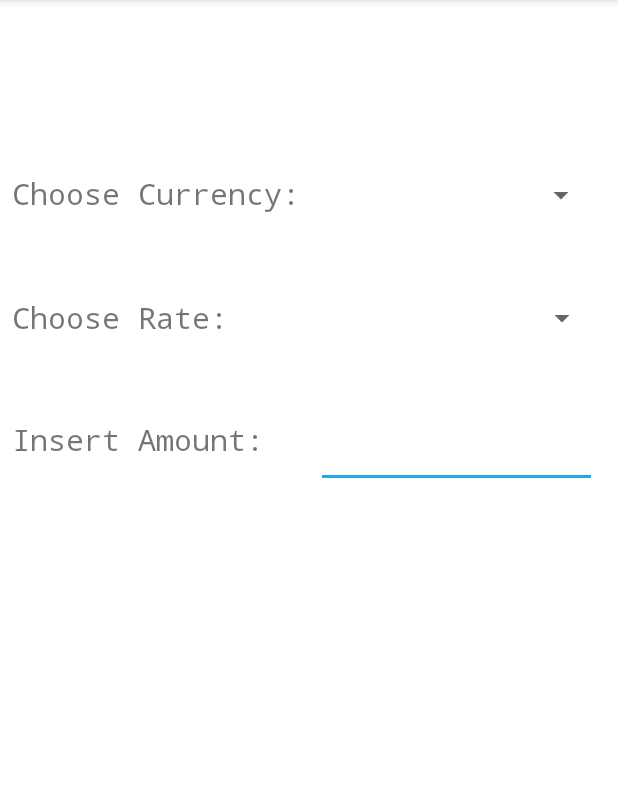
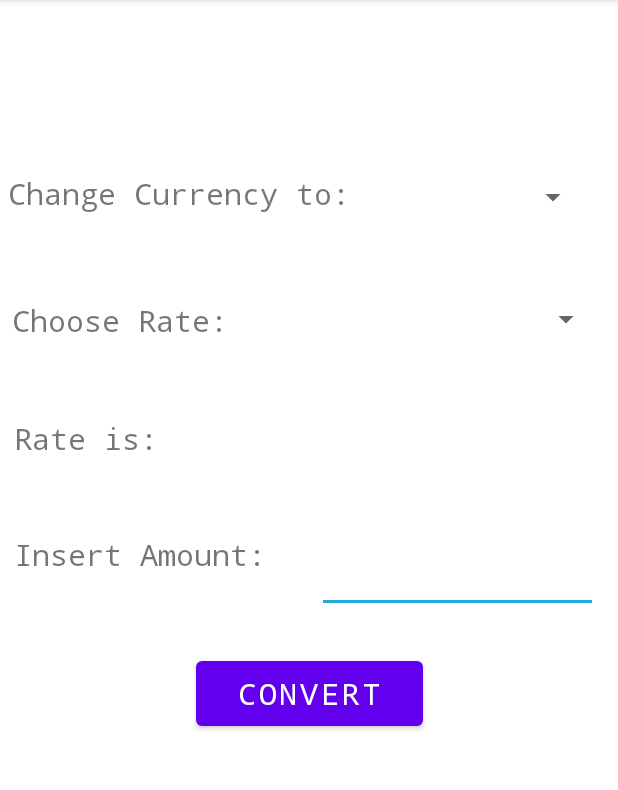
Before and after one commit to MahmoudBasma/intermidiate-Currency-Coverter, an Android app: the screen it shows after launch (MainActivity), on a phone screen of 412 x 824 dp, the part 84-874 px from its top. Run offline under Robolectric (Android 15) with nearby library versions, the phone set to English and light mode, and no system bars.

Commit message:
adding functionalities

```diff
--- a/frontend/app/src/main/java/com/example/currencyconverter/MainActivity.java
+++ b/frontend/app/src/main/java/com/example/currencyconverter/MainActivity.java
@@ -13,8 +13,12 @@ import android.view.View;
 import android.widget.AdapterView;
 import android.widget.AdapterView.OnItemSelectedListener;
 import android.widget.ArrayAdapter;
+import android.widget.Button;
 import android.widget.Spinner;
 import android.widget.SpinnerAdapter;
+import android.widget.Switch;
+import android.widget.TextView;
+import android.widget.Toast;
 
 import org.json.JSONObject;
 
@@ -31,9 +35,10 @@ import java.net.URL;
 public class MainActivity extends AppCompatActivity implements OnItemSelectedListener {
 
     //creating global variables to use
+    int bank = 8000, blackMarketHigh= 25000, blackMarketLow= 24000, official = 1500;
 
 
-
+/*
     class DownloadTask extends AsyncTask<String, Void, String>{
         protected String doInBackground(String... urls){
             String result = "";
@@ -66,10 +71,10 @@ public class MainActivity extends AppCompatActivity implements OnItemSelectedLis
 
             try{
                 JSONObject json = new JSONObject(s);
-                int blackMarketHigh = json.getInt("Black Market rate-high");
-                int blackMarketLow = json.getInt("Black Market rate-low");
-                int bank = json.getInt("Bank rate");
-                int official = json.getInt("Official rate");
+                blackMarketHigh = json.getInt("Black Market rate-high");
+                blackMarketLow = json.getInt("Black Market rate-low");
+                bank = json.getInt("Bank rate");
+                official = json.getInt("Official rate");
                 Log.i("blackMarketHigh", ""+blackMarketHigh);
                 Log.i("blackMarketLow", ""+blackMarketLow);
                 Log.i("bank ", ""+bank );
@@ -130,7 +135,7 @@ public class MainActivity extends AppCompatActivity implements OnItemSelectedLis
             return null;
         }
     }
-
+*/
     @Override
     public boolean onCreateOptionsMenu(Menu menu) {
         MenuInflater inflater = getMenuInflater();
@@ -157,15 +162,16 @@ public class MainActivity extends AppCompatActivity implements OnItemSelectedLis
     protected void onCreate(Bundle savedInstanceState){
         super.onCreate(savedInstanceState);
         setContentView(R.layout.activity_main);
+        //Mahmoud readd your ip address to work it out
+        String url = "http://185.97.92.122/intermidiate%20Currency%20Coverter/backend/APIs/rate_api.php";
+        //DownloadTask task = new DownloadTask();
+      //  task.execute(url);
 
-        String url = "http://185.97.92.122/intermidiate%20Currency%20Coverter/backend/APIs/rate_api.php";
-        DownloadTask task = new DownloadTask();
-        task.execute(url);
-
+        //same here king
         String postUrl = "http://192.168.0.119/intermidiate%20Currency%20Coverter/backend/APIs/db_api.php";
-        UploadTask task1 = new UploadTask();
+       // UploadTask task1 = new UploadTask();
         String jsonInputString = "{\"amount\": 700, \"rate\": \"bank\", \"currency\": \"USD\"}";
-        task1.execute(postUrl, jsonInputString);
+        //task1.execute(postUrl, jsonInputString);
         Log.i("status", "success");
 
         Spinner rates = findViewById(R.id.rate);
@@ -181,7 +187,61 @@ public class MainActivity extends AppCompatActivity implements OnItemSelectedLis
         currencies.setOnItemSelectedListener(this);
 
 
+        Button btn  = findViewById(R.id.convert);
+
+        btn.setOnClickListener(new View.OnClickListener(){
+
+            @Override
+            public void onClick(View view) {
+                if(currencies.getSelectedItem().toString().equals("")){
+                    Toast.makeText(getApplicationContext(), getString(R.string.koosa), Toast.LENGTH_LONG).show();
+                }
+                else if(currencies.getSelectedItem().toString().equals("LBP")){
+                    usdToLBP(view,rates);
+                } else{
+                    lbpToUSD(view, rates);
+                }
+            }
+        });
+
+
+
+       /* switch (currencies.getSelectedItem().toString()) {
+            case "USD":
+                switch (rates.getSelectedItem().toString()){
+                    case "Black Market High Rate":
+                        lbpToUSD(rates, blackMarketHigh);
+
+                    case "Black Market Low Rate":
+                        lbpToUSD(rates, blackMarketLow);
+
+                    case "Bank Rate":
+                        lbpToUSD(rates, bank);
+
+                    case "Official Rate":
+                        lbpToUSD(rates, official);
+                }
+
+            case "LBP":
+                switch (rates.getSelectedItem().toString()){
+                    case "Black Market High Rate":
+                        usdToLBP(rates, blackMarketHigh);
+
+                    case "Black Market Low Rate":
+                        usdToLBP(rates, blackMarketLow);
+
+                    case "Bank Rate":
+                        usdToLBP(rates, bank);
+
+                    case "Official Rate":
+                        usdToLBP(rates, official);
+                }*/
+
+
+
     }
+
+
     private void goToHelp() {
         Intent intent = new Intent(this,HelpActivity.class);
         startActivity(intent);
@@ -198,7 +258,25 @@ public class MainActivity extends AppCompatActivity implements OnItemSelectedLis
 
     @Override
     public void onNothingSelected(AdapterView<?> adapterView) {
-            adapterView.getEmptyView();
     }
 
+    private void lbpToUSD(View view, Spinner spin){
+
+        TextView amount = (TextView) findViewById(R.id.amount);
+        String sRate =  spin.getSelectedItem().toString();
+        int rate = Integer.parseInt(sRate);
+        int money =  Integer.parseInt(amount.getText().toString()) / rate;
+        TextView result  = (TextView) findViewById(R.id.result);
+        result.setText( money + " USD");
+    }
+    private void usdToLBP(View view,Spinner spin) {
+        TextView amount = (TextView) findViewById(R.id.amount);
+        String sRate =  spin.getSelectedItem().toString();
+        int rate = Integer.parseInt(sRate);
+        int money =  Integer.parseInt(amount.getText().toString()) * rate;
+        TextView result  = (TextView) findViewById(R.id.result);
+        result.setText(money + " LBP");
+    }
+
+
 }
--- a/frontend/app/src/main/res/layout/activity_main.xml
+++ b/frontend/app/src/main/res/layout/activity_main.xml
@@ -6,41 +6,70 @@
     android:layout_height="match_parent"
     tools:context=".MainActivity">
 
-    <Spinner
-        android:id="@+id/currency"
+    <TextView
+        android:id="@+id/actualRate"
         android:layout_width="187dp"
         android:layout_height="64dp"
-        app:layout_constraintBottom_toBottomOf="parent"
-        app:layout_constraintEnd_toEndOf="parent"
-        app:layout_constraintHorizontal_bias="0.937"
-        app:layout_constraintStart_toStartOf="parent"
-        app:layout_constraintTop_toTopOf="parent"
-        app:layout_constraintVertical_bias="0.139" />
-
-    <Spinner
-        android:id="@+id/rate"
-        android:layout_width="187dp"
-        android:layout_height="64dp"
+        android:ems="10"
+        android:fontFamily="monospace"
+        android:inputType="textPersonName"
+        android:textSize="18sp"
         app:layout_constraintBottom_toBottomOf="parent"
         app:layout_constraintEnd_toEndOf="parent"
         app:layout_constraintHorizontal_bias="0.941"
         app:layout_constraintStart_toStartOf="parent"
         app:layout_constraintTop_toTopOf="parent"
-        app:layout_constraintVertical_bias="0.256" />
+        app:layout_constraintVertical_bias="0.371" />
 
     <TextView
-        android:id="@+id/insertAm"
+        android:id="@+id/insertAm3"
         android:layout_width="wrap_content"
         android:layout_height="wrap_content"
         android:fontFamily="monospace"
         android:text="Insert Amount:"
         android:textSize="20sp"
         app:layout_constraintBottom_toBottomOf="parent"
-        app:layout_constraintHorizontal_bias="0.033"
+        app:layout_constraintHorizontal_bias="0.037"
         app:layout_constraintLeft_toLeftOf="parent"
         app:layout_constraintRight_toRightOf="parent"
         app:layout_constraintTop_toTopOf="parent"
-        app:layout_constraintVertical_bias="0.377" />
+        app:layout_constraintVertical_bias="0.481" />
+
+    <TextView
+        android:id="@+id/rateTxt"
+        android:layout_width="wrap_content"
+        android:layout_height="wrap_content"
+        android:fontFamily="monospace"
+        android:text="Rate is:"
+        android:textSize="20sp"
+        app:layout_constraintBottom_toBottomOf="parent"
+        app:layout_constraintHorizontal_bias="0.03"
+        app:layout_constraintLeft_toLeftOf="parent"
+        app:layout_constraintRight_toRightOf="parent"
+        app:layout_constraintTop_toTopOf="parent"
+        app:layout_constraintVertical_bias="0.376" />
+
+    <Spinner
+        android:id="@+id/currency"
+        android:layout_width="wrap_content"
+        android:layout_height="wrap_content"
+        app:layout_constraintBottom_toBottomOf="parent"
+        app:layout_constraintEnd_toEndOf="parent"
+        app:layout_constraintHorizontal_bias="0.94"
+        app:layout_constraintStart_toStartOf="parent"
+        app:layout_constraintTop_toTopOf="parent"
+        app:layout_constraintVertical_bias="0.16000003" />
+
+    <Spinner
+        android:id="@+id/rate"
+        android:layout_width="wrap_content"
+        android:layout_height="wrap_content"
+        app:layout_constraintBottom_toBottomOf="parent"
+        app:layout_constraintEnd_toEndOf="parent"
+        app:layout_constraintHorizontal_bias="0.941"
+        app:layout_constraintStart_toStartOf="parent"
+        app:layout_constraintTop_toTopOf="parent"
+        app:layout_constraintVertical_bias="0.26999998" />
 
     <TextView
         android:id="@+id/textView5"
@@ -49,23 +78,23 @@
         android:fontFamily="monospace"
         android:text="Choose Rate:"
         android:textSize="20sp"
-        app:layout_constraintBottom_toTopOf="@+id/insertAm"
+        app:layout_constraintBottom_toBottomOf="parent"
         app:layout_constraintEnd_toEndOf="parent"
         app:layout_constraintHorizontal_bias="0.03"
         app:layout_constraintStart_toStartOf="parent"
-        app:layout_constraintTop_toBottomOf="@+id/chooseCur"
-        app:layout_constraintVertical_bias="0.509" />
+        app:layout_constraintTop_toTopOf="parent"
+        app:layout_constraintVertical_bias="0.26999998" />
 
     <TextView
-        android:id="@+id/chooseCur"
+        android:id="@+id/changetoCur"
         android:layout_width="wrap_content"
         android:layout_height="wrap_content"
         android:fontFamily="monospace"
-        android:text="Choose Currency:"
+        android:text="Change Currency to:"
         android:textSize="20sp"
         app:layout_constraintBottom_toBottomOf="parent"
         app:layout_constraintEnd_toEndOf="parent"
-        app:layout_constraintHorizontal_bias="0.037"
+        app:layout_constraintHorizontal_bias="0.03"
         app:layout_constraintStart_toStartOf="parent"
         app:layout_constraintTop_toTopOf="parent"
         app:layout_constraintVertical_bias="0.156" />
@@ -77,12 +106,38 @@
         android:ems="10"
         android:fontFamily="monospace"
         android:inputType="textPersonName"
+        android:textSize="18sp"
         app:layout_constraintBottom_toBottomOf="parent"
         app:layout_constraintEnd_toEndOf="parent"
-        app:layout_constraintHorizontal_bias="0.937"
+        app:layout_constraintHorizontal_bias="0.941"
         app:layout_constraintStart_toStartOf="parent"
         app:layout_constraintTop_toTopOf="parent"
-        app:layout_constraintVertical_bias="0.371" />
+        app:layout_constraintVertical_bias="0.49" />
+
+    <Button
+        android:id="@+id/convert"
+        android:layout_width="151dp"
+        android:layout_height="55dp"
+        android:fontFamily="monospace"
+        android:text="Convert"
+        android:textSize="20sp"
+        app:layout_constraintBottom_toBottomOf="parent"
+        app:layout_constraintEnd_toEndOf="parent"
+        app:layout_constraintStart_toStartOf="parent"
+        app:layout_constraintTop_toTopOf="parent"
+        app:layout_constraintVertical_bias="0.61" />
+
+    <TextView
+        android:id="@+id/result"
+        android:layout_width="wrap_content"
+        android:layout_height="wrap_content"
+        android:fontFamily="monospace"
+        android:textSize="20sp"
+        app:layout_constraintBottom_toBottomOf="parent"
+        app:layout_constraintEnd_toEndOf="parent"
+        app:layout_constraintStart_toStartOf="parent"
+        app:layout_constraintTop_toBottomOf="@+id/convert"
+        app:layout_constraintVertical_bias="0.252" />
 
 
 </androidx.constraintlayout.widget.ConstraintLayout>
--- a/frontend/app/src/main/res/values/strings.xml
+++ b/frontend/app/src/main/res/values/strings.xml
@@ -15,4 +15,5 @@
     <string name="refresh">refresh</string>
     <string name="help">help</string>
     <string name="History">History</string>
+    <string name="koosa">koosa</string>
 </resources>
```
